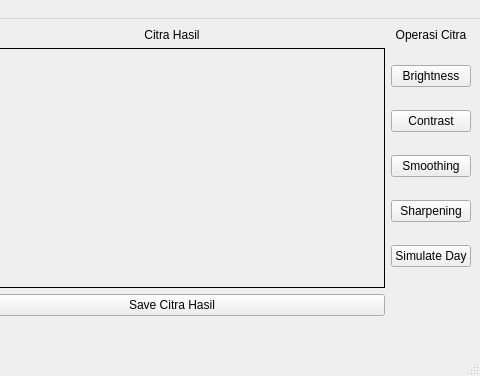
Qt form GUI.ui (RaihanDaiva/Tugas-Besar) before a commit; both pictures show x 482 to 962 and y 0 to 376 of the 962 by 376 pixel window.
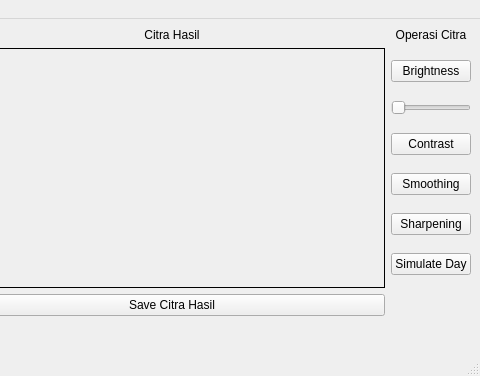
The same form after that commit.

Commit message: brightness slider

Diff of the .ui file:
```diff
--- a/GUI.ui
+++ b/GUI.ui
@@ -24,6 +24,13 @@
         </property>
        </widget>
       </item>
+      <item>
+       <widget class="QSlider" name="slider_brightness">
+        <property name="orientation">
+         <enum>Qt::Horizontal</enum>
+        </property>
+       </widget>
+      </item>
       <item>
        <widget class="QPushButton" name="button_Contrast">
         <property name="text">
```
The commit also changes 1 other file.
